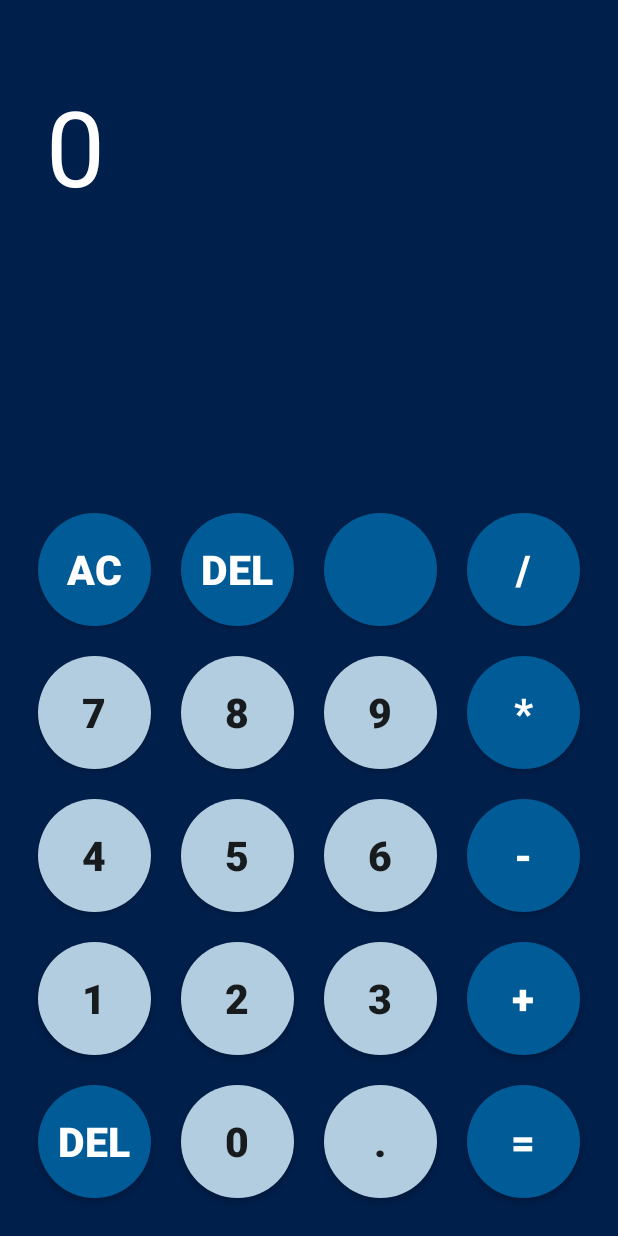
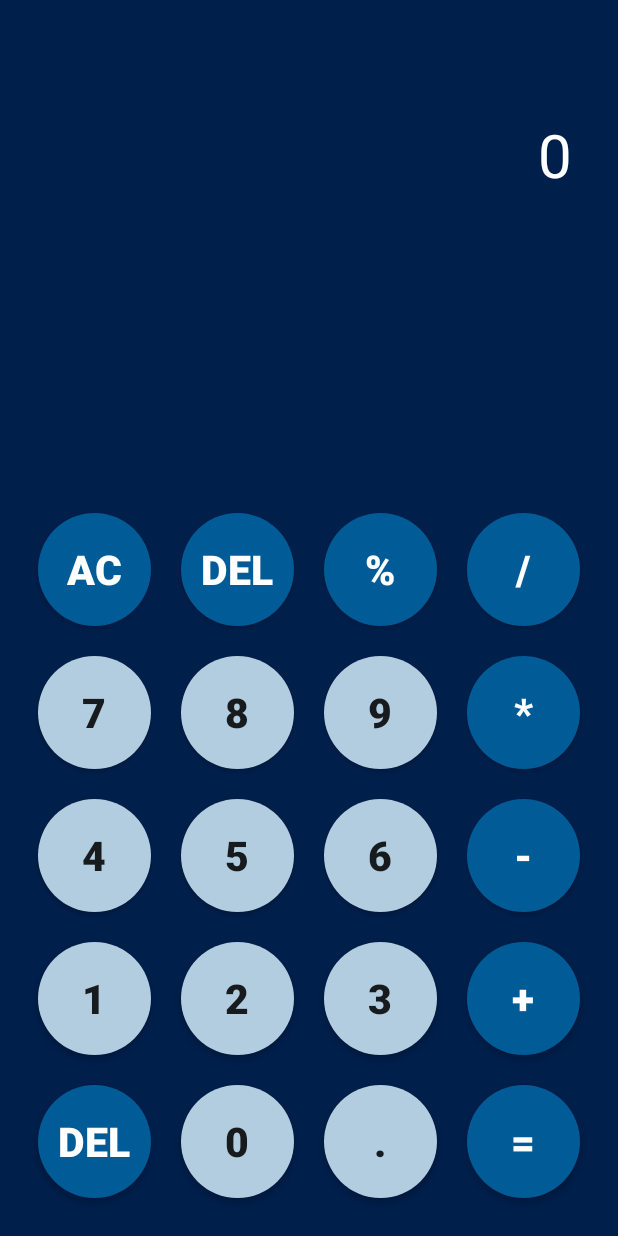
Before and after one commit to TropicalKhaotic/AndroidLearning, an Android app: the screen it shows after launch (MainActivity), on a phone screen of 412 x 824 dp. Run offline under Robolectric (Android 15) with nearby library versions, the phone set to English and light mode, and no system bars.

```diff
--- a/app/src/main/res/layout/activity_main.xml
+++ b/app/src/main/res/layout/activity_main.xml
@@ -9,30 +9,59 @@
     android:padding="15dp"
     tools:context=".MainActivity">
 
+
+
     <LinearLayout
         android:layout_width="match_parent"
         android:layout_height="wrap_content"
-        android:layout_weight="1">
+        android:orientation="vertical">
+
+        <LinearLayout
+            android:layout_width="match_parent"
+            android:layout_height="match_parent"
+            android:orientation="horizontal">
+
+            <TextView
+                android:id="@+id/calulations"
+                android:layout_width="match_parent"
+                android:layout_height="match_parent"
+                android:gravity="left"
+                android:paddingHorizontal="15dp"
+                android:text=""
+                android:textColor="#FFFFFF"
+                android:textSize="30sp" />
+
+        </LinearLayout>
+
+        <LinearLayout
+            android:layout_width="match_parent"
+            android:layout_height="match_parent"
+            android:paddingTop="20dp"
+            android:paddingBottom="15dp"
+            android:orientation="horizontal">
 
             <TextView
                 android:id="@+id/results"
                 android:layout_width="match_parent"
                 android:layout_height="match_parent"
-            android:gravity="fill_horizontal"
+                android:gravity="right"
                 android:paddingHorizontal="15dp"
-            android:paddingVertical="35dp"
                 android:text="0"
                 android:textColor="#FFFFFF"
-            android:textSize="70sp" />
+                android:textSize="40sp" />
 
         </LinearLayout>
+
+
+    </LinearLayout>
+
+
 
 
     <LinearLayout
             android:id="@+id/nums"
             android:layout_width="match_parent"
             android:layout_height="wrap_content"
-
             android:orientation="horizontal"
             android:layout_alignParentBottom="true"
             android:paddingTop="20dp">
@@ -117,8 +146,10 @@
                 android:orientation="vertical">
 
                 <Button
+                    android:id="@+id/percent_button"
                     style="@style/Button_op"
-                android:textColor="@color/white"/>
+                    android:text="@string/percentage"
+                    android:textColor="@color/white" />
 
                 <Button
                     android:id="@+id/nine"
```
Also changed, not shown: app/src/main/java/com/example/calculator_android/MainActivity.java (+51 -26 lines). Lines whose indentation alone changed are shown as unchanged.
